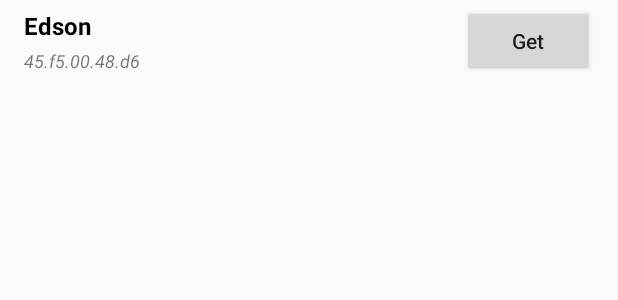
After one commit to Shanto16/project404, an Android app: the layout get_expense_model.xml on its own in the app's theme, with its tools: preview values and no code run, on a phone screen of 412 x 824 dp. The commit adds this screen. Shown: the top 300 px of the screen. Run offline under Robolectric (Android 15) with nearby library versions, the phone set to English and light mode, and no system bars; Roboto replaces fonts that are not available here.

Commit message:
initial model for bluetooth expense list

```diff
--- a/app/src/main/java/mcgyvers/mobitrip/Current_trip.java
+++ b/app/src/main/java/mcgyvers/mobitrip/Current_trip.java
@@ -413,8 +413,8 @@ public class Current_trip extends Fragment implements MemberData.onItemClickList
                 ListView team_expense = dialog.findViewById(R.id.team_expense_listview);
                 Button ok_button = dialog.findViewById(R.id.team_expense_dismiss);
                 TextView teamTXT = dialog.findViewById(R.id.teamExpense_txt);
-                TextView nameTXT = dialog.findViewById(R.id.expense_name_text);
-                TextView expenseTXT = dialog.findViewById(R.id.expense_expense_edit);
+                TextView nameTXT = dialog.findViewById(R.id.team_name);
+                TextView expenseTXT = dialog.findViewById(R.id.team_expense);
 
                 teamTXT.setTypeface(amaranth);
                 ok_button.setTransformationMethod(null);
--- /dev/null
+++ b/app/src/main/res/layout/get_expense_model.xml
@@ -0,0 +1,45 @@
+<?xml version="1.0" encoding="utf-8"?>
+<LinearLayout xmlns:android="http://schemas.android.com/apk/res/android"
+    android:layout_width="match_parent"
+    android:layout_height="wrap_content"
+    android:gravity="center_vertical"
+    android:orientation="horizontal">
+
+    <LinearLayout
+        android:layout_width="wrap_content"
+        android:layout_height="wrap_content"
+        android:layout_weight="1"
+        android:layout_marginStart="16dp"
+        android:layout_marginTop="4dp"
+        android:orientation="vertical">
+
+        <TextView
+            android:id="@+id/device_name"
+            android:layout_width="wrap_content"
+            android:layout_height="wrap_content"
+            android:layout_marginBottom="4dp"
+            android:text="Edson "
+            android:textStyle="bold"
+            android:textColor="#000000"
+            android:textSize="16sp"/>
+
+        <TextView
+            android:id="@+id/device_mac"
+            android:layout_width="wrap_content"
+            android:layout_height="wrap_content"
+            android:text="45.f5.00.48.d6 "
+            android:layout_marginBottom="8dp"
+            android:textStyle="italic"
+            android:textSize="12sp"/>
+
+    </LinearLayout>
+
+    <Button
+        android:id="@+id/get_expense_bt"
+        android:layout_width="wrap_content"
+        android:layout_height="wrap_content"
+        android:text="Get"
+        android:textAllCaps="false"
+        android:layout_marginEnd="16dp"/>
+
+</LinearLayout>
--- a/app/src/main/res/layout/model_team_expense.xml
+++ b/app/src/main/res/layout/model_team_expense.xml
@@ -29,6 +29,7 @@
             android:orientation="horizontal">
 
             <TextView
+                android:id="@+id/team_name"
                 android:layout_width="wrap_content"
                 android:layout_height="wrap_content"
                 android:layout_weight="1"
@@ -37,6 +38,7 @@
                 android:text="Name" />
 
             <TextView
+                android:id="@+id/team_expense"
                 android:layout_width="wrap_content"
                 android:layout_height="wrap_content"
                 android:layout_weight="1"
```
